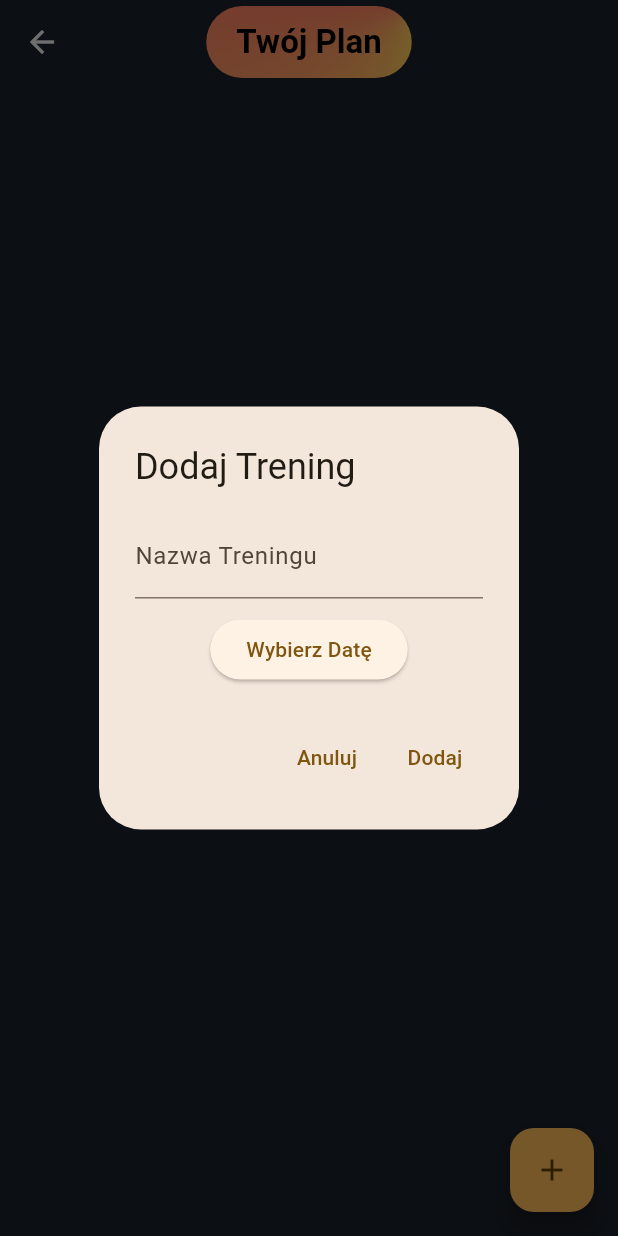
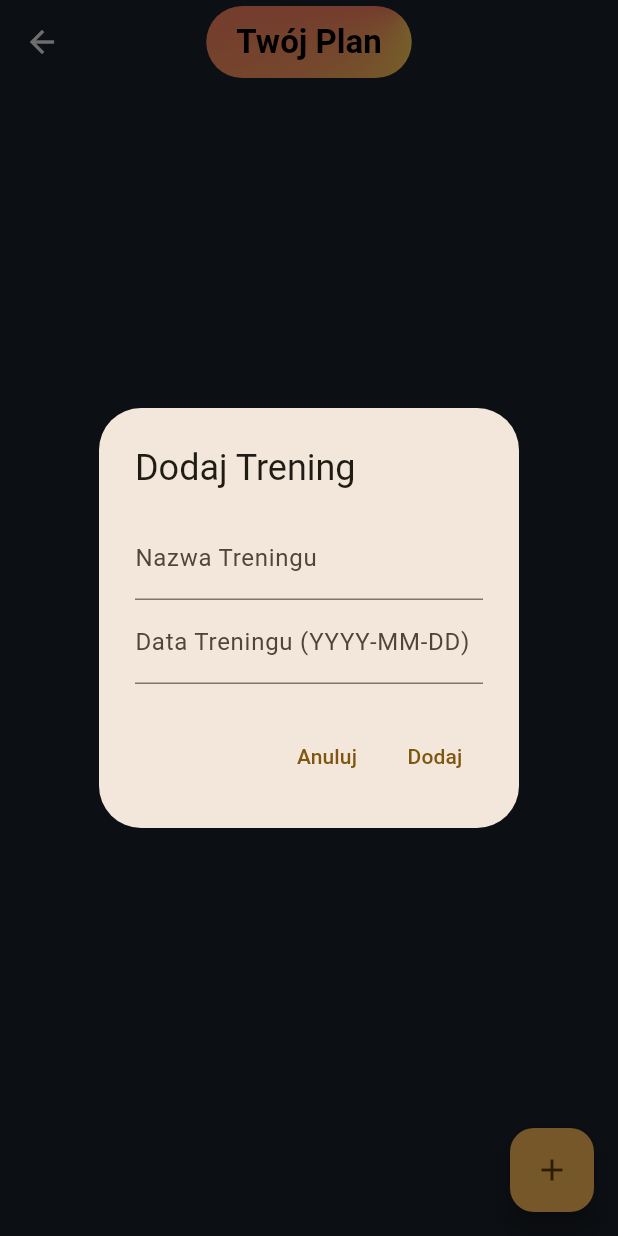
Before and after one commit to kluchoo/DoIt, a Flutter app: the Plan screen opened directly, after a tap on the "add" icon, on a phone screen of 412 x 824 dp. Run offline on Flutter 3.47's test engine with Material 3 defaults, Android fonts, the phone set to English and light mode, and no system bars; our stand-ins replace camera, cloud_firestore, file_picker, firebase_auth, firebase_core, flutter_card_swiper and 4 more; missing offline and left inert: gif; accounts and stored records are empty.

Commit message:
Naprawienie dodawania daty treningu

```diff
--- a/lib/strony/aplikacja/zakladki/plan.dart
+++ b/lib/strony/aplikacja/zakladki/plan.dart
@@ -14,7 +14,7 @@ class _PlanState extends State<Plan> {
       context: context,
       builder: (BuildContext context) {
         String workoutName = '';
-        DateTime selectedDate = DateTime.now();
+        String workoutDate = '';
 
         return AlertDialog(
           title: const Text('Dodaj Trening'),
@@ -27,22 +27,12 @@ class _PlanState extends State<Plan> {
                   workoutName = value;
                 },
               ),
-              SizedBox(height: 10),
-              ElevatedButton(
-                onPressed: () async {
-                  final DateTime? picked = await showDatePicker(
-                    context: context,
-                    initialDate: selectedDate,
-                    firstDate: DateTime(2000),
-                    lastDate: DateTime(2101),
-                  );
-                  if (picked != null && picked != selectedDate) {
-                    setState(() {
-                      selectedDate = picked;
-                    });
-                  }
+              TextField(
+                decoration: const InputDecoration(
+                    labelText: 'Data Treningu (YYYY-MM-DD)'),
+                onChanged: (value) {
+                  workoutDate = value;
                 },
-                child: Text('Wybierz Datę'),
               ),
             ],
           ),
@@ -60,7 +50,8 @@ class _PlanState extends State<Plan> {
                       0,
                       Workout(
                           name: workoutName,
-                          date: selectedDate,
+                          date: DateTime.parse(workoutDate),
+                          dateString: workoutDate,
                           exercises: []));
                 });
                 Navigator.of(context).pop();
@@ -185,11 +176,12 @@ class _PlanState extends State<Plan> {
                         color: Colors.black),
                   ),
                   Text(
-                    'Data: ${workouts[index].date.toLocal()}'.split(' ')[0],
+                    'Data: ${workouts[index].dateString}',
                     style: TextStyle(
-                        fontSize: 18,
-                        fontWeight: FontWeight.bold,
-                        color: Colors.black),
+                      fontSize: 18,
+                      fontWeight: FontWeight.bold,
+                      color: Colors.black, // Czarny kolor tekstu
+                    ),
                   ),
                   SizedBox(height: 10),
                   ListView.builder(
@@ -262,9 +254,14 @@ class _PlanState extends State<Plan> {
 class Workout {
   String name;
   DateTime date;
+  String dateString;
   List<Exercise> exercises;
 
-  Workout({required this.name, required this.date, required this.exercises});
+  Workout(
+      {required this.name,
+      required this.date,
+      required this.dateString,
+      required this.exercises});
 }
 
 class Exercise {
```
